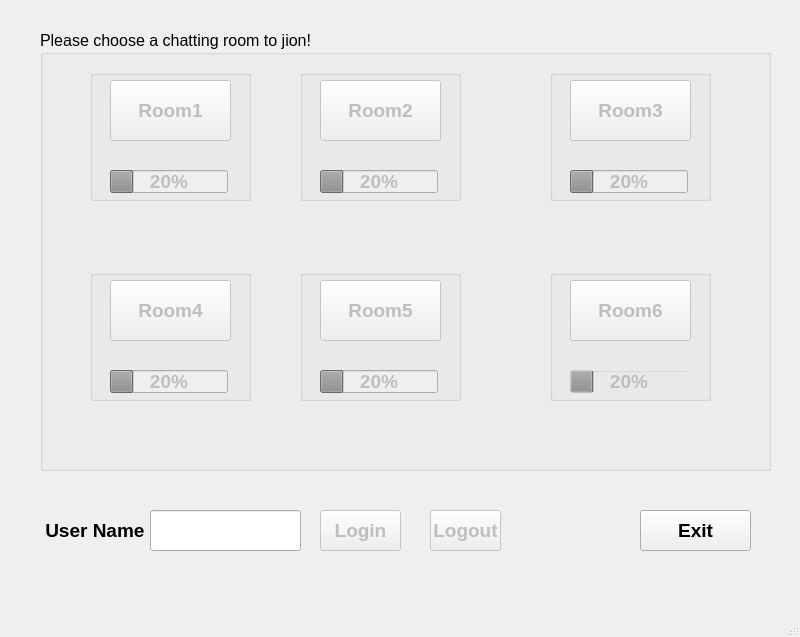
This is Chatting Room/UI/MainWindow.ui in MeiCorl/Chatting-Room as Qt 5 draws it before an edit. The edited form follows.
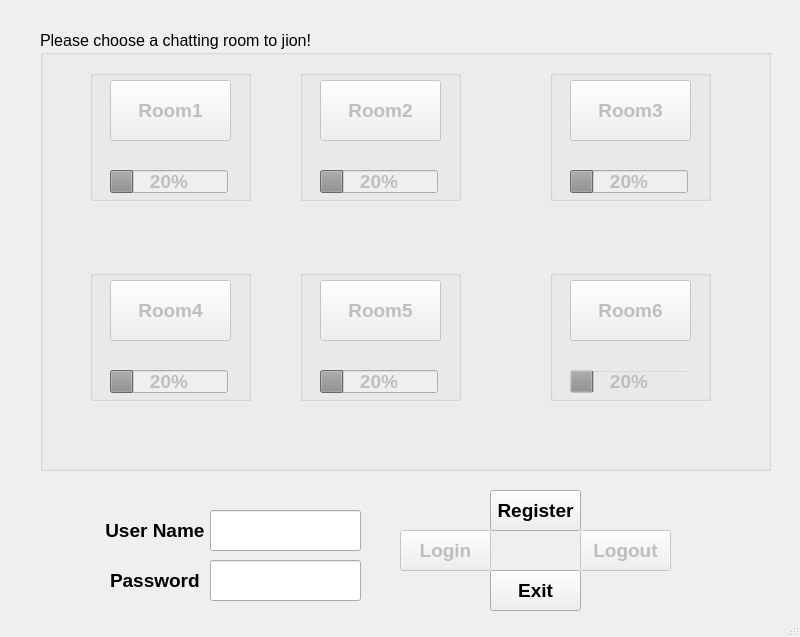
This is the edited form. Icons and pictures are not drawn.

Diff of the .ui file:
```diff
--- a/Chatting Room/UI/MainWindow.ui
+++ b/Chatting Room/UI/MainWindow.ui
@@ -24,9 +24,9 @@
    <widget class="QPushButton" name="exitButton">
     <property name="geometry">
      <rect>
-      <x>640</x>
-      <y>510</y>
-      <width>111</width>
+      <x>490</x>
+      <y>570</y>
+      <width>91</width>
       <height>41</height>
      </rect>
     </property>
@@ -499,7 +499,7 @@
    <widget class="QLineEdit" name="userName">
     <property name="geometry">
      <rect>
-      <x>150</x>
+      <x>210</x>
       <y>510</y>
       <width>151</width>
       <height>41</height>
@@ -515,7 +515,7 @@
    <widget class="QLabel" name="label">
     <property name="geometry">
      <rect>
-      <x>40</x>
+      <x>100</x>
       <y>520</y>
       <width>111</width>
       <height>20</height>
@@ -542,9 +542,9 @@
     </property>
     <property name="geometry">
      <rect>
-      <x>320</x>
-      <y>510</y>
-      <width>81</width>
+      <x>400</x>
+      <y>530</y>
+      <width>91</width>
       <height>41</height>
      </rect>
     </property>
@@ -569,9 +569,9 @@
     </property>
     <property name="geometry">
      <rect>
-      <x>430</x>
-      <y>510</y>
-      <width>71</width>
+      <x>580</x>
+      <y>530</y>
+      <width>91</width>
       <height>41</height>
      </rect>
     </property>
@@ -590,6 +590,70 @@
      <string>Logout</string>
     </property>
    </widget>
+   <widget class="QLabel" name="label_2">
+    <property name="geometry">
+     <rect>
+      <x>110</x>
+      <y>570</y>
+      <width>111</width>
+      <height>20</height>
+     </rect>
+    </property>
+    <property name="font">
+     <font>
+      <family>Arial</family>
+      <pointsize>14</pointsize>
+      <weight>75</weight>
+      <bold>true</bold>
+     </font>
+    </property>
+    <property name="styleSheet">
+     <string notr="true">background: transparent</string>
+    </property>
+    <property name="text">
+     <string>Password</string>
+    </property>
+   </widget>
+   <widget class="QLineEdit" name="passWord">
+    <property name="geometry">
+     <rect>
+      <x>210</x>
+      <y>560</y>
+      <width>151</width>
+      <height>41</height>
+     </rect>
+    </property>
+    <property name="font">
+     <font>
+      <family>Arial</family>
+      <pointsize>14</pointsize>
+     </font>
+    </property>
+   </widget>
+   <widget class="QPushButton" name="registerButton">
+    <property name="geometry">
+     <rect>
+      <x>490</x>
+      <y>490</y>
+      <width>91</width>
+      <height>41</height>
+     </rect>
+    </property>
+    <property name="font">
+     <font>
+      <family>Arial</family>
+      <pointsize>14</pointsize>
+      <weight>75</weight>
+      <bold>true</bold>
+     </font>
+    </property>
+    <property name="styleSheet">
+     <string notr="true">background-image: url(:/image/e.jpg);</string>
+    </property>
+    <property name="text">
+     <string>Register</string>
+    </property>
+   </widget>
   </widget>
   <widget class="QStatusBar" name="statusbar"/>
  </widget>
```
